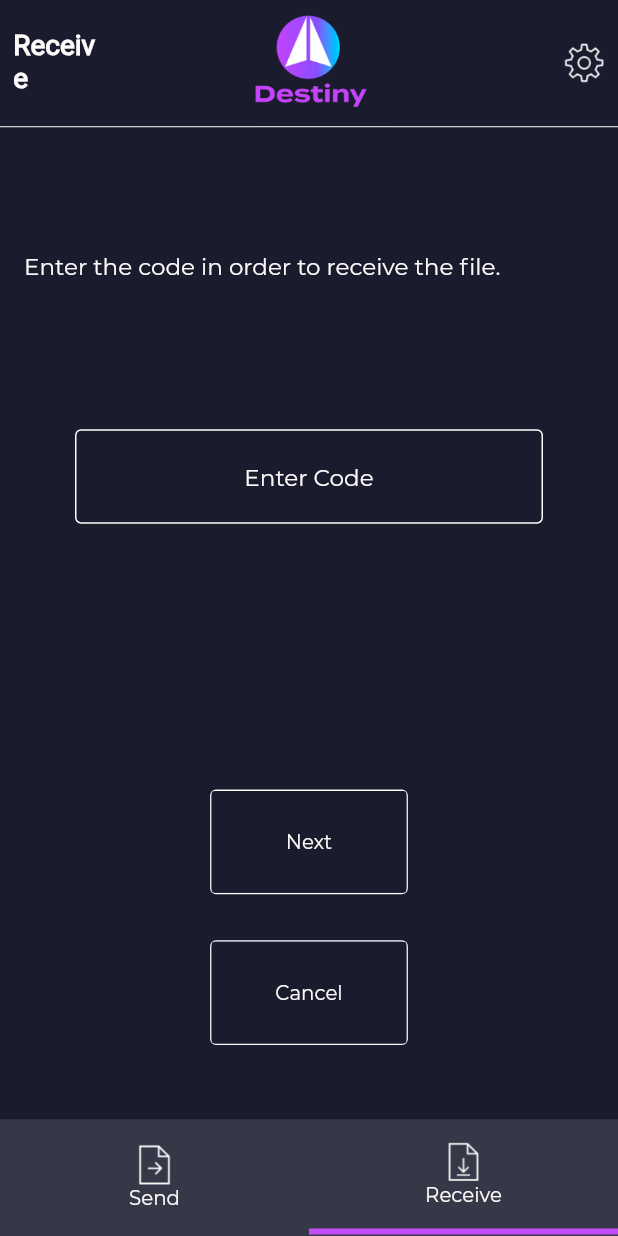
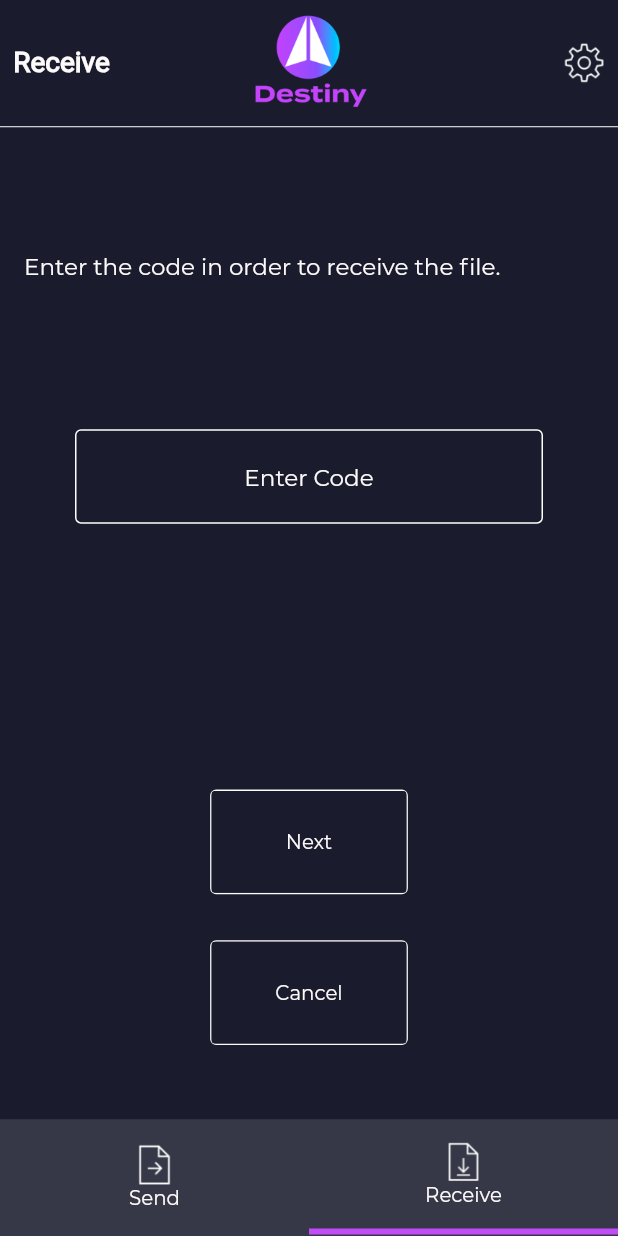
Before and after one commit to LeastAuthority/destiny, a Flutter app: the Receive screen opened by its route, on a phone screen of 412 x 824 dp. Run offline on Flutter 3.47's test engine with Material 2 defaults, Android fonts, the phone set to English and light mode, and no system bars; our stand-ins replace basic_utils, file_picker, flutter_screenutil, intro_slider, shared_preferences; accounts and stored records are empty; project files that could hold a hidden picture were left out.

Commit message:
Gave more space to navbar sides items

```diff
--- a/lib/widgets/custom-app-bar.dart
+++ b/lib/widgets/custom-app-bar.dart
@@ -34,7 +34,7 @@ class _CustomAppBarState extends State<CustomAppBar> {
               mainAxisAlignment: MainAxisAlignment.spaceBetween,
               children: [
                 Expanded(
-                  flex: 2,
+                  flex: 3,
                   key: Key(CUSTOM_NAV_BAR_LEFT_ITEM),
                   child: Container(
                     alignment: Alignment.centerLeft,
@@ -47,7 +47,7 @@ class _CustomAppBarState extends State<CustomAppBar> {
                   ),
                 ),
                 Expanded(
-                  flex: 8,
+                  flex: 6,
                   key: Key(CUSTOM_NAV_BAR_MIDDLE_ITEM),
                   child:  Container(
                     height: 60.0.h,
@@ -59,7 +59,7 @@ class _CustomAppBarState extends State<CustomAppBar> {
                   ),
                 ),
                 Expanded(
-                  flex: 2,
+                  flex: 3,
                   key: Key(CUSTOM_NAV_BAR_RIGHT_ITEM),
                   child:  GestureDetector(
                       onTap: () {
```
